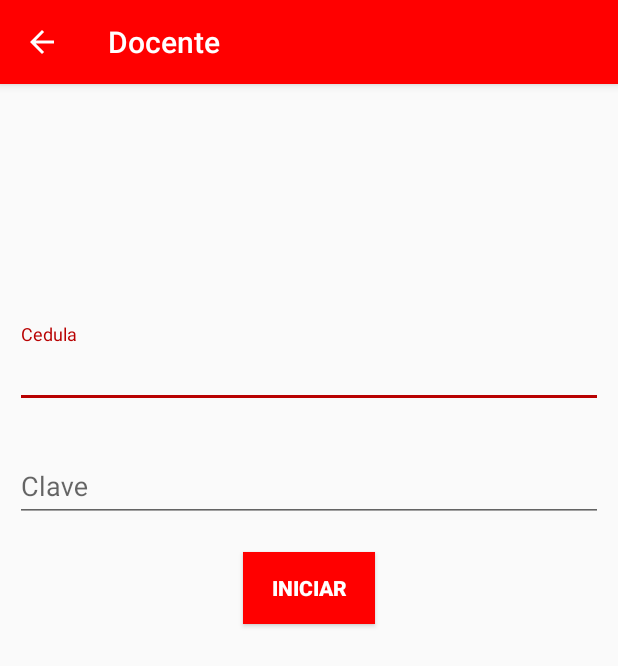
After one commit to brandonmacay/ColegioJambeli, an Android app: the SesionDocente screen opened directly, with no data from a screen before it, on a phone screen of 412 x 824 dp. The commit adds this screen. Shown: the top 666 px of the screen. Run offline under Robolectric (Android 15) with nearby library versions, the light colour scheme and no system bars.

Commit message:
avanzando interfaz

```diff
--- /dev/null
+++ b/app/src/main/java/com/vluver/cbj/colegio/Docente/SesionDocente.java
@@ -0,0 +1,53 @@
+package com.vluver.cbj.colegio.Docente;
+
+import androidx.appcompat.app.AppCompatActivity;
+import androidx.appcompat.widget.Toolbar;
+import android.content.Intent;
+import android.os.Bundle;
+import android.view.MenuItem;
+import android.view.View;
+import android.widget.Button;
+import android.widget.EditText;
+import com.vluver.cbj.colegio.R;
+
+public class SesionDocente extends AppCompatActivity {
+
+    Toolbar toolbar;
+    EditText cedula,clave;
+    Button iniciar;
+    @Override
+    protected void onCreate(Bundle savedInstanceState) {
+        super.onCreate(savedInstanceState);
+        setContentView(R.layout.activity_docente);
+        toolbar= findViewById(R.id.toolbar);
+        cedula = (EditText) findViewById(R.id.cedula);
+        clave = (EditText) findViewById(R.id.clave);
+        iniciar = findViewById(R.id.btn_iniciar);
+        iniciar.setOnClickListener(new View.OnClickListener() {
+            @Override
+            public void onClick(View view) {
+                if (cedula.getText().toString().isEmpty()){
+                    cedula.setError("Ingrese la cedula");
+                }else if (clave.getText().toString().isEmpty()){
+                    clave.setError("Ingrese la clave");
+                }else{
+                    startActivity(new Intent(SesionDocente.this,DocenteActivity.class));
+                }
+            }
+        });
+        toolbar.setTitle("Docente");
+        setSupportActionBar(toolbar);
+        getSupportActionBar().setDisplayShowHomeEnabled(true);
+        getSupportActionBar().setDisplayHomeAsUpEnabled(true);
+    }
+
+
+    @Override
+    public boolean onOptionsItemSelected(MenuItem item) {
+        if (item.getItemId() == android.R.id.home) {
+            onBackPressed();
+            return true;
+        }
+        return super.onOptionsItemSelected(item);
+    }
+}
--- a/app/src/main/java/com/vluver/cbj/colegio/MainActivity.java
+++ b/app/src/main/java/com/vluver/cbj/colegio/MainActivity.java
@@ -7,7 +7,7 @@ import android.os.Bundle;
 import android.view.View;
 import android.widget.Button;
 
-import com.vluver.cbj.colegio.Docente.DocenteActivity;
+import com.vluver.cbj.colegio.Docente.SesionDocente;
 import com.vluver.cbj.colegio.Estudiante.EstudianteActivity;
 import com.vluver.cbj.colegio.Estudiante.SeleccionCursoActivity;
 
@@ -26,7 +26,7 @@ public class MainActivity extends AppCompatActivity {
             startActivity(intent);
             finish();
         }else if (estadoSesion.isLoggedInTeacher()){
-            Intent intent = new Intent(MainActivity.this,DocenteActivity.class);
+            Intent intent = new Intent(MainActivity.this, SesionDocente.class);
             startActivity(intent);
             finish();
         }
@@ -35,7 +35,7 @@ public class MainActivity extends AppCompatActivity {
         docente.setOnClickListener(new View.OnClickListener() {
             @Override
             public void onClick(View view) {
-                startActivity(new Intent(MainActivity.this, DocenteActivity.class));
+                startActivity(new Intent(MainActivity.this, SesionDocente.class));
             }
         });
         estudiante.setOnClickListener(new View.OnClickListener() {
--- a/app/src/main/res/layout/activity_docente.xml
+++ b/app/src/main/res/layout/activity_docente.xml
@@ -5,7 +5,7 @@
     android:layout_width="match_parent"
     android:layout_height="match_parent"
     android:orientation="vertical"
-    tools:context=".Docente.DocenteActivity"
+    tools:context=".Docente.SesionDocente"
     android:theme="@style/DocenteStyle"
     >
     <include
@@ -21,9 +21,11 @@
         android:layout_width="match_parent"
         android:layout_height="wrap_content">
 
-        <com.google.android.material.textfield.TextInputEditText
+        <EditText
+            android:id="@+id/cedula"
             android:layout_width="match_parent"
             android:layout_height="wrap_content"
+            android:inputType="number"
             android:hint="Cedula" />
     </com.google.android.material.textfield.TextInputLayout>
 
@@ -32,14 +34,16 @@
         android:layout_width="match_parent"
         android:layout_height="wrap_content">
 
-        <com.google.android.material.textfield.TextInputEditText
+        <EditText
+            android:id="@+id/clave"
             android:layout_width="match_parent"
             android:layout_height="wrap_content"
+            android:inputType="textPassword"
             android:hint="Clave" />
     </com.google.android.material.textfield.TextInputLayout>
 
     <Button
-        android:id="@+id/button"
+        android:id="@+id/btn_iniciar"
         android:layout_width="wrap_content"
         android:layout_height="wrap_content"
         android:text="Iniciar"
--- a/app/src/main/res/layout/activity_main_estudiante.xml
+++ b/app/src/main/res/layout/activity_main_estudiante.xml
@@ -5,7 +5,9 @@
     xmlns:android="http://schemas.android.com/apk/res/android"
     xmlns:app="http://schemas.android.com/apk/res-auto"
     android:layout_width="match_parent"
-    android:layout_height="match_parent">
+    android:layout_height="match_parent"
+    android:theme="@style/EstudianteStyle"
+    >
 
     <androidx.appcompat.widget.Toolbar
         android:id="@+id/toolbar"
```
Also changed, not shown: app/src/main/AndroidManifest.xml (+7 -3 lines), app/src/main/java/com/vluver/cbj/colegio/Docente/DocenteActivity.java (+1 -19 lines), app/src/main/res/layout/activity_docente2.xml (added, +9 -0 lines), app/src/main/res/layout/activity_main.xml (+3 -6 lines), app/src/main/res/layout/fragment_horario.xml (+6 -7 lines), app/src/main/res/values/strings.xml (+5 -5 lines), app/src/main/res/drawable/background_design.jpg (added).
